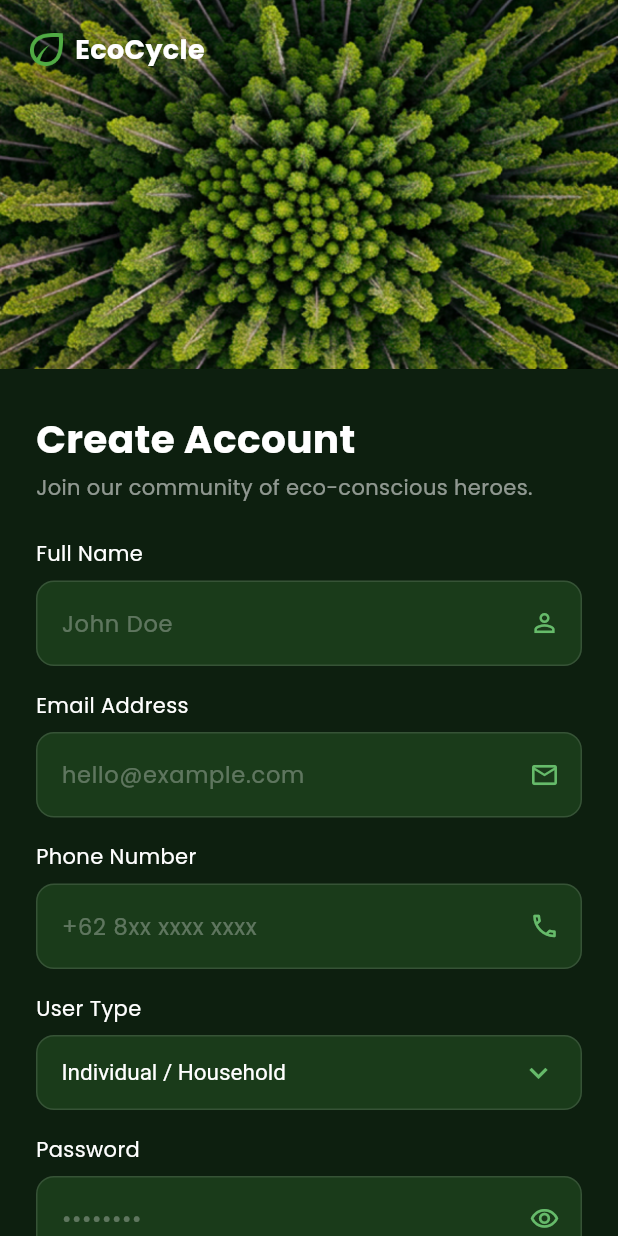
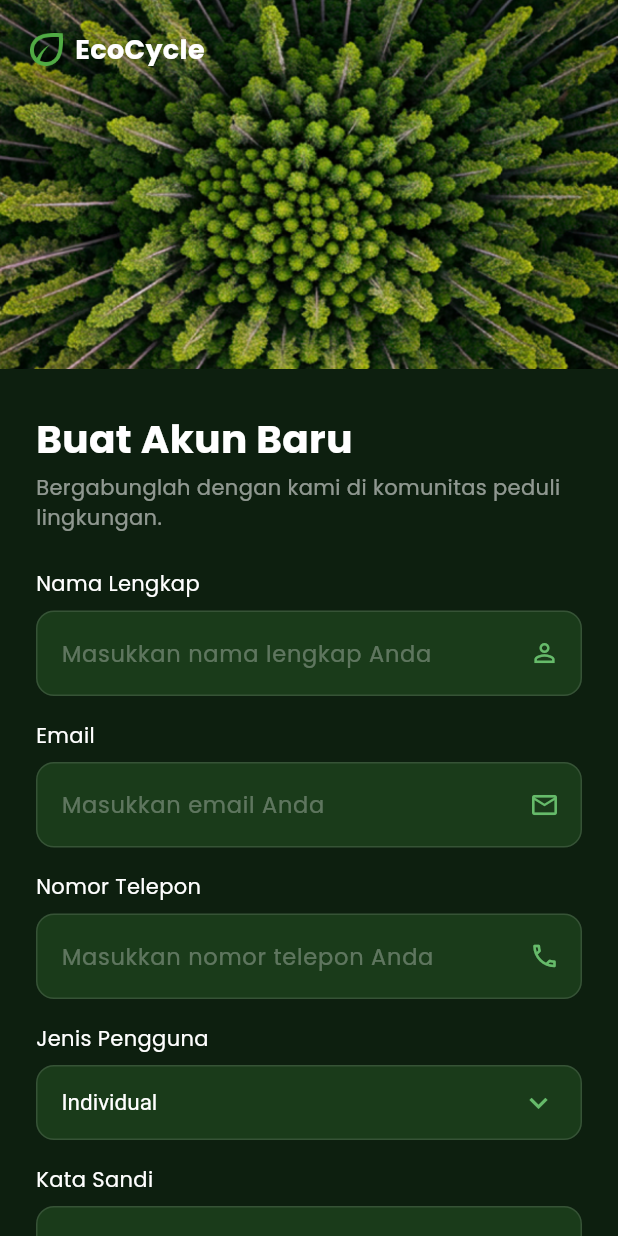
Before and after one commit to myasiirarafat07-ui/flutter_ecocycle, a Flutter app: the RegisterScreen screen opened directly, on a phone screen of 412 x 824 dp. Run offline on Flutter 3.47's test engine with Material 3 defaults, Android fonts, the phone set to English and light mode, and no system bars.

Commit message:
Translate ke bahasa Indonesia

```diff
--- a/lib/screens/auth/login_screen.dart
+++ b/lib/screens/auth/login_screen.dart
@@ -94,7 +94,7 @@ class _LoginScreenState extends State<LoginScreen> {
                       label: 'Email',
                       child: AppTextField(
                         controller: _emailController,
-                        hint: 'Enter your email',
+                        hint: 'Masukkan email Anda',
                         keyboardType: TextInputType.emailAddress,
                         suffixIcon: Icons.mail_outline,
                       ),
@@ -108,7 +108,7 @@ class _LoginScreenState extends State<LoginScreen> {
                       Expanded(child: Divider(color: Colors.white24)),
                       Padding(
                         padding: EdgeInsets.symmetric(horizontal: 14),
-                        child: Text('Or continue with',
+                        child: Text('Atau masuk dengan',
                             style: TextStyle(color: Colors.white38, fontSize: 13)),
                       ),
                       Expanded(child: Divider(color: Colors.white24)),
@@ -132,11 +132,11 @@ class _LoginScreenState extends State<LoginScreen> {
                       child: Row(
                         mainAxisAlignment: MainAxisAlignment.center,
                         children: [
-                          const Text("Don't have an account? ",
+                          const Text("Tidak memiliki akun? ",
                               style: TextStyle(color: Colors.white54, fontSize: 14)),
                           GestureDetector(
                             onTap: _goToRegister,
-                            child: const Text('Sign Up',
+                            child: const Text('Daftar',
                                 style: TextStyle(color: AppColors.primaryLight,
                                     fontSize: 14, fontWeight: FontWeight.bold)),
                           ),
@@ -144,7 +144,7 @@ class _LoginScreenState extends State<LoginScreen> {
                       ),
                     ),
                     const SizedBox(height: 20),
-                    const Center(child: Text('© 2024 EcoCycle. All rights reserved.',
+                    const Center(child: Text('© 2026 EcoCycle. All rights reserved.',
                         style: TextStyle(color: Colors.white24, fontSize: 12))),
                     const SizedBox(height: 24),
                   ],
@@ -184,11 +184,11 @@ class _LoginScreenState extends State<LoginScreen> {
   Widget _buildHeading() => const Column(
     crossAxisAlignment: CrossAxisAlignment.start,
     children: [
-      Text('Welcome back',
+      Text('Selamat Datang Kembali!',
           style: TextStyle(color: AppColors.textWhite, fontSize: 28,
               fontWeight: FontWeight.bold)),
       SizedBox(height: 6),
-      Text("Let's continue your journey to a greener world",
+      Text("Mari lanjutkan perjalananmu menuju dunia yang lebih hijau",
           style: TextStyle(color: Colors.white54, fontSize: 14, height: 1.4)),
     ],
   );
@@ -199,11 +199,11 @@ class _LoginScreenState extends State<LoginScreen> {
       Row(
         mainAxisAlignment: MainAxisAlignment.spaceBetween,
         children: [
-          const Text('Password',
+          const Text('Kata Sandi',
               style: TextStyle(color: AppColors.textWhite, fontSize: 14)),
           GestureDetector(
             onTap: _handleForgotPassword,
-            child: const Text('Forgot Password?',
+            child: const Text('Lupa Kata Sandi?',
                 style: TextStyle(color: AppColors.primaryLight, fontSize: 13,
                     fontWeight: FontWeight.w600)),
           ),
@@ -212,7 +212,7 @@ class _LoginScreenState extends State<LoginScreen> {
       const SizedBox(height: 8),
       AppTextField(
         controller: _passwordController,
-        hint: 'Enter your password',
+        hint: 'Masukkan kata sandi Anda',
         obscureText: _obscurePassword,
         suffixIcon: _obscurePassword ? Icons.visibility_outlined : Icons.visibility_off_outlined,
         onSuffixTap: () => setState(() => _obscurePassword = !_obscurePassword),
@@ -233,7 +233,7 @@ class _LoginScreenState extends State<LoginScreen> {
       child: _isLoading
           ? const SizedBox(width: 22, height: 22,
               child: CircularProgressIndicator(color: Colors.white, strokeWidth: 2))
-          : const Text('Login', style: TextStyle(fontSize: 16, fontWeight: FontWeight.bold)),
+          : const Text('Masuk', style: TextStyle(fontSize: 16, fontWeight: FontWeight.bold)),
     ),
   );
 }
--- a/lib/screens/auth/register_screen.dart
+++ b/lib/screens/auth/register_screen.dart
@@ -21,12 +21,12 @@ class _RegisterScreenState extends State<RegisterScreen> {
   bool _agreeToTerms    = false;
   bool _isLoading       = false;
 
-  String _selectedUserType = 'Individual / Household';
+  String _selectedUserType = 'Individual';
   final List<String> _userTypes = [
-    'Individual / Household',
-    'Petani / Farmer',
-    'Bisnis / Business',
-    'Organisasi / Organization',
+    'Individual',
+    'Petani',
+    'Bisnis',
+    'Organisasi',
   ];
 
   @override
@@ -41,7 +41,7 @@ class _RegisterScreenState extends State<RegisterScreen> {
   Future<void> _handleRegister() async {
     if (!_agreeToTerms) {
       ScaffoldMessenger.of(context).showSnackBar(const SnackBar(
-        content: Text('Harap setujui Terms of Service terlebih dahulu'),
+        content: Text('Harap setujui Syarat Layanan terlebih dahulu'),
         backgroundColor: Colors.redAccent,
       ));
       return;
@@ -50,7 +50,7 @@ class _RegisterScreenState extends State<RegisterScreen> {
         _emailController.text.trim().isEmpty ||
         _passwordController.text.isEmpty) {
       ScaffoldMessenger.of(context).showSnackBar(const SnackBar(
-        content: Text('Harap lengkapi semua field yang wajib diisi'),
+        content: Text('Harap lengkapi semua kolom yang wajib diisi'),
         backgroundColor: Colors.redAccent,
       ));
       return;
@@ -102,27 +102,29 @@ class _RegisterScreenState extends State<RegisterScreen> {
                         const SizedBox(height: 28),
                         _buildHeading(),
                         const SizedBox(height: 24),
-                        LabeledField(label: 'Full Name',
+                        LabeledField(label: 'Nama Lengkap',
                           child: AppTextField(controller: _nameController,
-                              hint: 'John Doe', suffixIcon: Icons.person_outline)),
+                              hint: 'Masukkan nama lengkap Anda',
+                              suffixIcon: Icons.person_outline)),
                         const SizedBox(height: 16),
-                        LabeledField(label: 'Email Address',
+                        LabeledField(label: 'Email',
                           child: AppTextField(controller: _emailController,
-                              hint: 'hello@example.com',
+                              hint: 'Masukkan email Anda',
                               keyboardType: TextInputType.emailAddress,
                               suffixIcon: Icons.mail_outline)),
                         const SizedBox(height: 16),
-                        LabeledField(label: 'Phone Number',
+                        LabeledField(label: 'Nomor Telepon',
                           child: AppTextField(controller: _phoneController,
-                              hint: '+62 8xx xxxx xxxx',
+                              hint: 'Masukkan nomor telepon Anda',
                               keyboardType: TextInputType.phone,
                               suffixIcon: Icons.phone_outlined)),
                         const SizedBox(height: 16),
-                        LabeledField(label: 'User Type', child: _buildUserTypeDropdown()),
+                        LabeledField(label: 'Jenis Pengguna', child: _buildUserTypeDropdown()),
                         const SizedBox(height: 16),
-                        LabeledField(label: 'Password',
+                        LabeledField(label: 'Kata Sandi',
                           child: AppTextField(controller: _passwordController,
-                              hint: '••••••••', obscureText: _obscurePassword,
+                              hint: 'Masukkan kata sandi Anda',
+                              obscureText: _obscurePassword,
                               suffixIcon: _obscurePassword
                                   ? Icons.visibility_outlined
                                   : Icons.visibility_off_outlined,
@@ -136,11 +138,11 @@ class _RegisterScreenState extends State<RegisterScreen> {
                           child: Row(
                             mainAxisAlignment: MainAxisAlignment.center,
                             children: [
-                              const Text('Already have an account? ',
+                              const Text('Sudah memiliki akun? ',
                                   style: TextStyle(color: Colors.white54, fontSize: 14)),
                               GestureDetector(
                                 onTap: _goToLogin,
-                                child: const Text('Login',
+                                child: const Text('Masuk',
                                     style: TextStyle(color: AppColors.primaryLight,
                                         fontSize: 14, fontWeight: FontWeight.bold)),
                               ),
@@ -191,10 +193,10 @@ class _RegisterScreenState extends State<RegisterScreen> {
   Widget _buildHeading() => const Column(
     crossAxisAlignment: CrossAxisAlignment.start,
     children: [
-      Text('Create Account', style: TextStyle(color: AppColors.textWhite,
+      Text('Buat Akun Baru', style: TextStyle(color: AppColors.textWhite,
           fontSize: 26, fontWeight: FontWeight.bold)),
       SizedBox(height: 4),
-      Text('Join our community of eco-conscious heroes.',
+      Text('Bergabunglah dengan kami di komunitas peduli lingkungan.',
           style: TextStyle(color: Colors.white54, fontSize: 14)),
     ],
   );
@@ -234,13 +236,13 @@ class _RegisterScreenState extends State<RegisterScreen> {
           text: TextSpan(
             style: const TextStyle(color: Colors.white54, fontSize: 13, height: 1.4),
             children: [
-              const TextSpan(text: 'I agree to the '),
+              const TextSpan(text: 'Saya setuju dengan '),
               WidgetSpan(child: GestureDetector(onTap: () {},
-                  child: const Text('Terms of Service',
+                  child: const Text('Syarat Layanan',
                       style: TextStyle(color: AppColors.primaryLight, fontSize: 13)))),
-              const TextSpan(text: ' and '),
+              const TextSpan(text: ' dan '),
               WidgetSpan(child: GestureDetector(onTap: () {},
-                  child: const Text('Privacy Policy',
+                  child: const Text('Kebijakan Privasi',
                       style: TextStyle(color: AppColors.primaryLight, fontSize: 13)))),
               const TextSpan(text: '.'),
             ],
@@ -265,7 +267,7 @@ class _RegisterScreenState extends State<RegisterScreen> {
           : const Row(
               mainAxisAlignment: MainAxisAlignment.center,
               children: [
-                Text('Create Account', style: TextStyle(fontSize: 16, fontWeight: FontWeight.bold)),
+                Text('Buat Akun Baru', style: TextStyle(fontSize: 16, fontWeight: FontWeight.bold)),
                 SizedBox(width: 8),
                 Icon(Icons.arrow_forward, size: 18),
               ],
--- a/lib/screens/home/home_screen.dart
+++ b/lib/screens/home/home_screen.dart
@@ -166,7 +166,7 @@ class HomeScreen extends StatelessWidget {
     final services = [
       _ServiceItem(label: 'Konsultasi\nAhli', icon: Icons.psychology_outlined, onTap: () {}),
       _ServiceItem(label: 'Limbah', icon: Icons.label_outline, onTap: () {}),
-      _ServiceItem(label: 'Marketplace', icon: Icons.shopping_bag_outlined, onTap: () {}),
+      _ServiceItem(label: 'Pasar', icon: Icons.shopping_bag_outlined, onTap: () {}),
       _ServiceItem(label: 'Edukasi', icon: Icons.school_outlined, onTap: () {}),
     ];
 
--- a/lib/screens/main_wrapper.dart
+++ b/lib/screens/main_wrapper.dart
@@ -27,9 +27,9 @@ class _MainWrapperState extends State<MainWrapper> {
   // 0 = Home, 1 = Search, 2 = placeholder (FAB), 3 = Activity, 4 = Profile
   final List<Widget> _pages = [
     const HomeScreen(),
-    const _PlaceholderScreen(label: 'Search'),   // TODO: Ganti dengan SearchScreen()
+    const _PlaceholderScreen(label: 'Pencarian'),   // TODO: Ganti dengan SearchScreen()
     const SizedBox(),                             // slot FAB (tidak dipakai)
-    const _PlaceholderScreen(label: 'Activity'), // TODO: Ganti dengan ActivityScreen()
+    const _PlaceholderScreen(label: 'Aktivitas'), // TODO: Ganti dengan ActivityScreen()
     const ProfileScreen(),
   ];
 
@@ -79,7 +79,7 @@ class _PlaceholderScreen extends StatelessWidget {
   Widget build(BuildContext context) {
     return Center(
       child: Text(
-        'Halaman $label\n(Coming Soon)',
+        'Halaman $label\n(Segera Hadir)',
         textAlign: TextAlign.center,
         style: const TextStyle(color: Colors.white54, fontSize: 16),
       ),
--- a/lib/screens/profile/personal_info_screen.dart
+++ b/lib/screens/profile/personal_info_screen.dart
@@ -321,7 +321,7 @@ class _PersonalInfoScreenState extends State<PersonalInfoScreen> {
         Icon(Icons.shield_outlined, color: AppColors.primaryLight, size: 15),
         const SizedBox(width: 5),
         Text(
-          'Eco-conscious Member',
+          'Member EcoCycle',
           style: TextStyle(
             color: AppColors.primaryLight,
             fontSize: 13,
```
Also changed, not shown: lib/screens/onboarding/onboarding_screen.dart (+9 -9 lines), lib/widgets/app_bottom_nav_bar.dart (+4 -4 lines).
